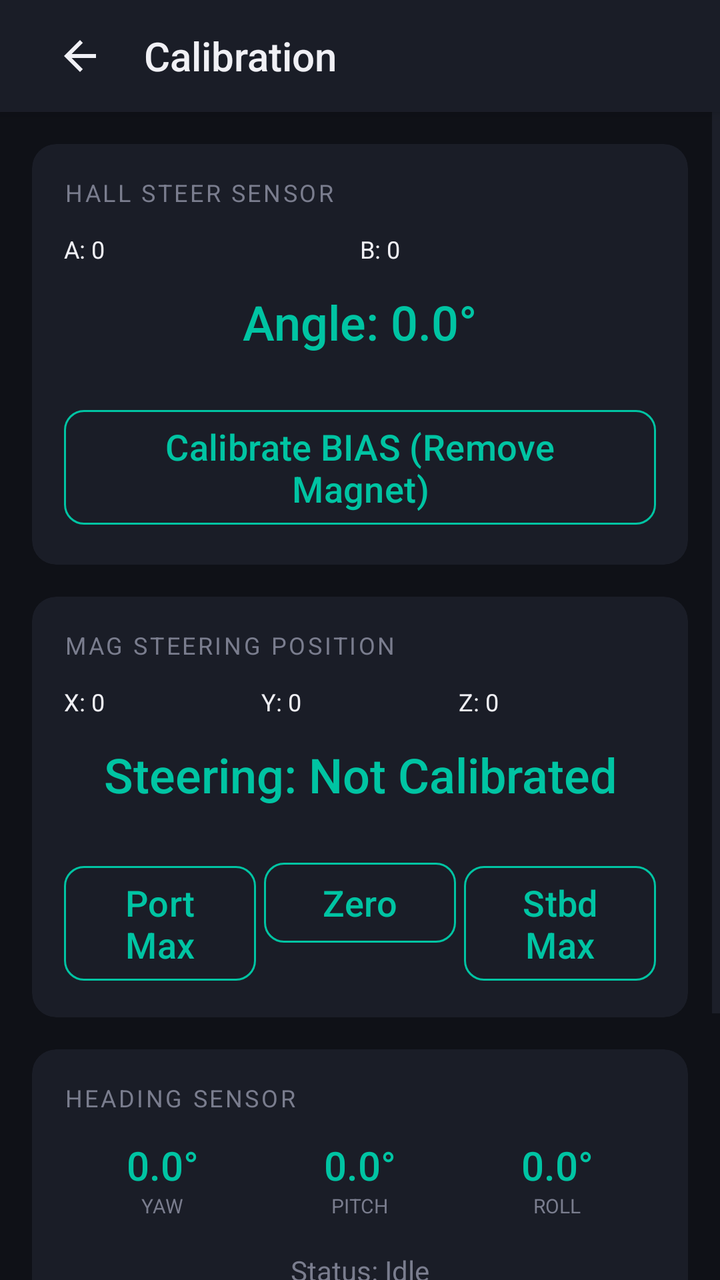
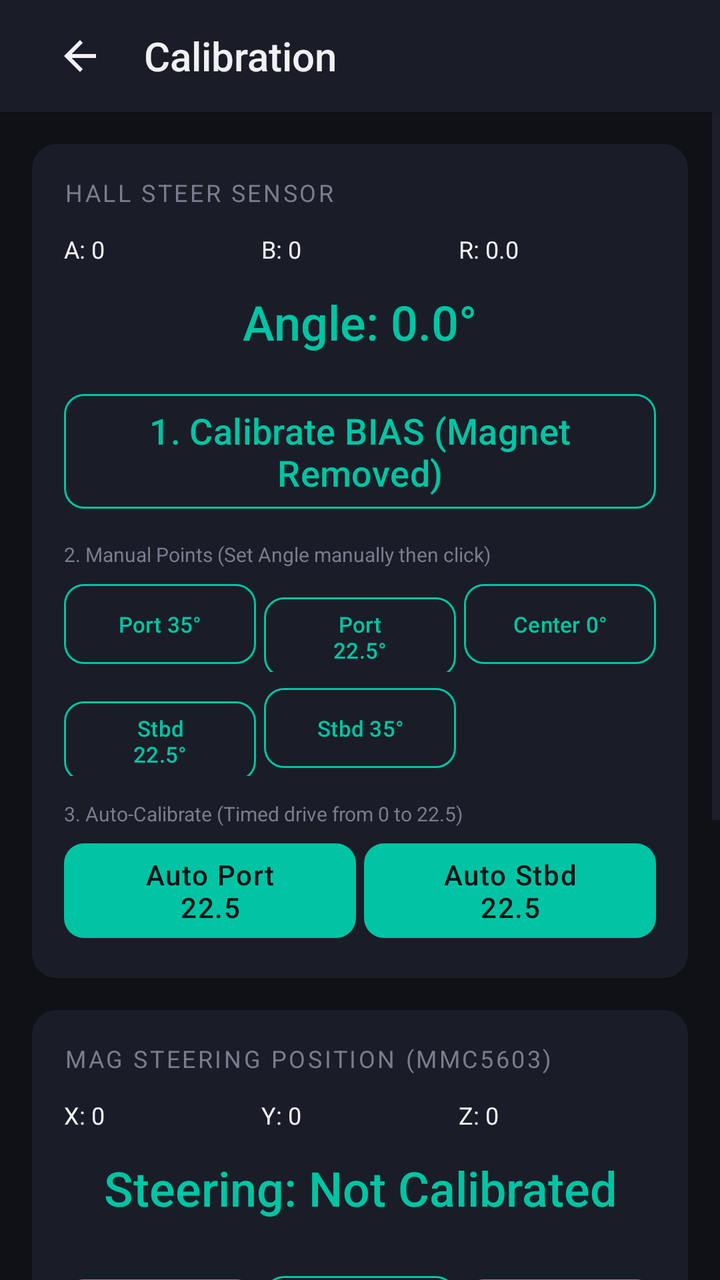

Before-and-after screenshots of an Android layout around one commit, followed by the original layout XML and the change that was made.
<!-- AndroidManifest.xml: application theme Theme.TorqeedoController -->
<!-- res/layout/activity_calibration.xml -->
<?xml version="1.0" encoding="utf-8"?>
<androidx.constraintlayout.widget.ConstraintLayout
    xmlns:android="http://schemas.android.com/apk/res/android"
    xmlns:app="http://schemas.android.com/apk/res-auto"
    android:layout_width="match_parent"
    android:layout_height="match_parent"
    android:background="@color/bg_primary">

    
    <LinearLayout
        android:id="@+id/topBar"
        android:layout_width="match_parent"
        android:layout_height="56dp"
        android:background="@color/bg_surface"
        android:gravity="center_vertical"
        android:orientation="horizontal"
        android:paddingHorizontal="16dp"
        android:elevation="4dp"
        app:layout_constraintTop_toTopOf="parent">

        <ImageButton
            android:id="@+id/btnBack"
            android:layout_width="48dp"
            android:layout_height="48dp"
            android:background="?attr/selectableItemBackgroundBorderless"
            android:src="@drawable/ic_back"
            app:tint="@color/text_primary" />

        <TextView
            android:layout_width="wrap_content"
            android:layout_height="wrap_content"
            android:layout_marginStart="8dp"
            android:text="Calibration"
            android:textColor="@color/text_primary"
            android:textSize="20sp"
            android:fontFamily="sans-serif-medium" />
    </LinearLayout>

    <ScrollView
        android:layout_width="match_parent"
        android:layout_height="0dp"
        app:layout_constraintTop_toBottomOf="@id/topBar"
        app:layout_constraintBottom_toBottomOf="parent">

        <LinearLayout
            android:layout_width="match_parent"
            android:layout_height="wrap_content"
            android:orientation="vertical"
            android:padding="16dp">

            
            <androidx.cardview.widget.CardView
                android:layout_width="match_parent"
                android:layout_height="wrap_content"
                android:layout_marginBottom="16dp"
                app:cardBackgroundColor="@color/bg_surface"
                app:cardCornerRadius="12dp"
                app:cardElevation="0dp">

                <LinearLayout
                    android:layout_width="match_parent"
                    android:layout_height="wrap_content"
                    android:orientation="vertical"
                    android:padding="16dp">

                    <TextView
                        android:layout_width="wrap_content"
                        android:layout_height="wrap_content"
                        android:text="HALL STEER SENSOR"
                        android:textColor="@color/text_secondary"
                        android:textSize="12sp"
                        android:letterSpacing="0.1"
                        android:layout_marginBottom="12dp" />

                    <LinearLayout
                        android:layout_width="match_parent"
                        android:layout_height="wrap_content"
                        android:orientation="horizontal"
                        android:layout_marginBottom="12dp">

                        <TextView android:id="@+id/tvHallA"
                            android:layout_width="0dp" android:layout_height="wrap_content"
                            android:layout_weight="1" android:text="A: 0"
                            android:textColor="@color/text_primary" android:textSize="12sp" />
                        <TextView android:id="@+id/tvHallB"
                            android:layout_width="0dp" android:layout_height="wrap_content"
                            android:layout_weight="1" android:text="B: 0"
                            android:textColor="@color/text_primary" android:textSize="12sp" />
                    </LinearLayout>

                    <TextView
                        android:id="@+id/tvHallAngle"
                        android:layout_width="match_parent"
                        android:layout_height="wrap_content"
                        android:text="Angle: 0.0°"
                        android:textColor="@color/accent_primary"
                        android:textSize="24sp"
                        android:gravity="center"
                        android:fontFamily="sans-serif-medium"
                        android:layout_marginBottom="24dp" />

                    <Button
                        android:id="@+id/btnCalibHallBias"
                        style="@style/Widget.TorqeedoController.Button.Secondary"
                        android:layout_width="match_parent"
                        android:layout_height="wrap_content"
                        android:text="Calibrate BIAS (Remove Magnet)" />
                </LinearLayout>
            </androidx.cardview.widget.CardView>

            
            <androidx.cardview.widget.CardView
                android:layout_width="match_parent"
                android:layout_height="wrap_content"
                android:layout_marginBottom="16dp"
                app:cardBackgroundColor="@color/bg_surface"
                app:cardCornerRadius="12dp"
                app:cardElevation="0dp">

                <LinearLayout
                    android:layout_width="match_parent"
                    android:layout_height="wrap_content"
                    android:orientation="vertical"
                    android:padding="16dp">

                    <TextView
                        android:layout_width="wrap_content"
                        android:layout_height="wrap_content"
                        android:text="MAG STEERING POSITION"
                        android:textColor="@color/text_secondary"
                        android:textSize="12sp"
                        android:letterSpacing="0.1"
                        android:layout_marginBottom="12dp" />

                    <LinearLayout
                        android:layout_width="match_parent"
                        android:layout_height="wrap_content"
                        android:orientation="horizontal"
                        android:layout_marginBottom="12dp">

                        <TextView android:id="@+id/tvMagX"
                            android:layout_width="0dp" android:layout_height="wrap_content"
                            android:layout_weight="1" android:text="X: 0"
                            android:textColor="@color/text_primary" android:textSize="12sp" />
                        <TextView android:id="@+id/tvMagY"
                            android:layout_width="0dp" android:layout_height="wrap_content"
                            android:layout_weight="1" android:text="Y: 0"
                            android:textColor="@color/text_primary" android:textSize="12sp" />
                        <TextView android:id="@+id/tvMagZ"
                            android:layout_width="0dp" android:layout_height="wrap_content"
                            android:layout_weight="1" android:text="Z: 0"
                            android:textColor="@color/text_primary" android:textSize="12sp" />
                    </LinearLayout>

                    <TextView
                        android:id="@+id/tvRudderPos"
                        android:layout_width="match_parent"
                        android:layout_height="wrap_content"
                        android:text="Steering: Not Calibrated"
                        android:textColor="@color/accent_primary"
                        android:textSize="24sp"
                        android:gravity="center"
                        android:fontFamily="sans-serif-medium"
                        android:layout_marginBottom="24dp" />

                    <LinearLayout
                        android:layout_width="match_parent"
                        android:layout_height="wrap_content"
                        android:orientation="horizontal">

                        <Button
                            android:id="@+id/btnCalibPort"
                            style="@style/Widget.TorqeedoController.Button.Secondary"
                            android:layout_width="0dp"
                            android:layout_height="wrap_content"
                            android:layout_weight="1"
                            android:text="Port Max"
                            android:layout_marginEnd="4dp" />

                        <Button
                            android:id="@+id/btnCalibZero"
                            style="@style/Widget.TorqeedoController.Button.Secondary"
                            android:layout_width="0dp"
                            android:layout_height="wrap_content"
                            android:layout_weight="1"
                            android:text="Zero"
                            android:layout_marginEnd="4dp" />

                        <Button
                            android:id="@+id/btnCalibStbd"
                            style="@style/Widget.TorqeedoController.Button.Secondary"
                            android:layout_width="0dp"
                            android:layout_height="wrap_content"
                            android:layout_weight="1"
                            android:text="Stbd Max" />
                    </LinearLayout>
                </LinearLayout>
            </androidx.cardview.widget.CardView>

            
            <androidx.cardview.widget.CardView
                android:layout_width="match_parent"
                android:layout_height="wrap_content"
                android:layout_marginBottom="16dp"
                app:cardBackgroundColor="@color/bg_surface"
                app:cardCornerRadius="12dp"
                app:cardElevation="0dp">

                <LinearLayout
                    android:layout_width="match_parent"
                    android:layout_height="wrap_content"
                    android:orientation="vertical"
                    android:padding="16dp">

                    <TextView
                        android:layout_width="wrap_content"
                        android:layout_height="wrap_content"
                        android:text="HEADING SENSOR"
                        android:textColor="@color/text_secondary"
                        android:textSize="12sp"
                        android:letterSpacing="0.1"
                        android:layout_marginBottom="12dp" />

                    <LinearLayout
                        android:layout_width="match_parent"
                        android:layout_height="wrap_content"
                        android:orientation="horizontal"
                        android:layout_marginBottom="16dp">

                        <LinearLayout android:layout_width="0dp" android:layout_height="wrap_content"
                            android:layout_weight="1" android:orientation="vertical" android:gravity="center">
                            <TextView android:id="@+id/tvYaw"
                                android:layout_width="wrap_content" android:layout_height="wrap_content"
                                android:text="0.0°" android:textColor="@color/accent_primary"
                                android:textSize="20sp" android:fontFamily="sans-serif-medium" />
                            <TextView android:layout_width="wrap_content" android:layout_height="wrap_content"
                                android:text="YAW" android:textColor="@color/text_secondary" android:textSize="10sp" />
                        </LinearLayout>

                        <LinearLayout android:layout_width="0dp" android:layout_height="wrap_content"
                            android:layout_weight="1" android:orientation="vertical" android:gravity="center">
                            <TextView android:id="@+id/tvPitch"
                                android:layout_width="wrap_content" android:layout_height="wrap_content"
                                android:text="0.0°" android:textColor="@color/accent_primary"
                                android:textSize="20sp" android:fontFamily="sans-serif-medium" />
                            <TextView android:layout_width="wrap_content" android:layout_height="wrap_content"
                                android:text="PITCH" android:textColor="@color/text_secondary" android:textSize="10sp" />
                        </LinearLayout>

                        <LinearLayout android:layout_width="0dp" android:layout_height="wrap_content"
                            android:layout_weight="1" android:orientation="vertical" android:gravity="center">
                            <TextView android:id="@+id/tvRoll"
                                android:layout_width="wrap_content" android:layout_height="wrap_content"
                                android:text="0.0°" android:textColor="@color/accent_primary"
                                android:textSize="20sp" android:fontFamily="sans-serif-medium" />
                            <TextView android:layout_width="wrap_content" android:layout_height="wrap_content"
                                android:text="ROLL" android:textColor="@color/text_secondary" android:textSize="10sp" />
                        </LinearLayout>
                    </LinearLayout>

                    <TextView
                        android:id="@+id/tvImuStatus"
                        android:layout_width="match_parent"
                        android:layout_height="wrap_content"
                        android:text="Status: Idle"
                        android:textColor="@color/text_secondary"
                        android:textSize="14sp"
                        android:gravity="center"
                        android:layout_marginBottom="16dp" />

                    <LinearLayout
                        android:layout_width="match_parent"
                        android:layout_height="wrap_content"
                        android:orientation="horizontal"
                        android:layout_marginBottom="8dp">

                        <Button
                            android:id="@+id/btnCalibGyro"
                            style="@style/Widget.TorqeedoController.Button.Secondary"
                            android:layout_width="0dp"
                            android:layout_height="wrap_content"
                            android:layout_weight="1"
                            android:text="Calib Gyro"
                            android:layout_marginEnd="4dp" />

                        <Button
                            android:id="@+id/btnCalibMag"
                            style="@style/Widget.TorqeedoController.Button.Secondary"
                            android:layout_width="0dp"
                            android:layout_height="wrap_content"
                            android:layout_weight="1"
                            android:text="Calib Mag" />
                    </LinearLayout>

                    <Button
                        android:id="@+id/btnSaveImu"
                        style="@style/Widget.TorqeedoController.Button.Primary"
                        android:layout_width="match_parent"
                        android:layout_height="wrap_content"
                        android:text="Save \u0026 Finish" />

                </LinearLayout>
            </androidx.cardview.widget.CardView>

        </LinearLayout>
    </ScrollView>

</androidx.constraintlayout.widget.ConstraintLayout>
<!-- resources referenced by this layout -->
<resources>
  <color name="accent_primary">#00C4A3</color>
  <color name="bg_primary">#0F1117</color>
  <color name="bg_surface">#1A1D27</color>
  <color name="text_primary">#F0F0F5</color>
  <color name="text_secondary">#7A7D8E</color>
  <!-- drawable ic_back (drawable) -->
  <vector xmlns:android="http://schemas.android.com/apk/res/android"
      android:width="24dp"
      android:height="24dp"
      android:viewportWidth="24"
      android:viewportHeight="24">
      <path
          android:fillColor="@android:color/white"
          android:pathData="M20,11H7.83l5.59,-5.59L12,4l-8,8 8,8 1.41,-1.41L7.83,13H20v-2z"/>
  </vector>
  <style name="Widget.TorqeedoController.Button.Primary" parent="Widget.Material3.Button">
          <item name="backgroundTint">@color/accent_primary</item>
          <item name="android:textColor">@color/bg_primary</item>
          <item name="android:textSize">14sp</item>
          <item name="android:letterSpacing">0.04</item>
          <item name="cornerRadius">10dp</item>
          <item name="android:stateListAnimator">@null</item>
      </style>
  <style name="Widget.TorqeedoController.Button.Secondary" parent="Widget.Material3.Button.OutlinedButton">
          <item name="strokeColor">@color/accent_primary</item>
          <item name="strokeWidth">1dp</item>
          <item name="android:textColor">@color/accent_primary</item>
          <item name="android:textSize">18dp</item>
          <item name="cornerRadius">10dp</item>
          <item name="android:stateListAnimator">@null</item>
      </style>
  <style name="Theme.TorqeedoController" parent="Theme.Material3.Dark.NoActionBar">
          
          <item name="colorPrimary">@color/accent_primary</item>
          <item name="colorOnPrimary">@color/bg_primary</item>
          <item name="colorPrimaryContainer">@color/accent_dark</item>
          <item name="colorOnPrimaryContainer">@color/text_primary</item>
  
          
          <item name="colorSurface">@color/bg_surface</item>
          <item name="colorOnSurface">@color/text_primary</item>
          <item name="colorSurfaceVariant">@color/bg_surface</item>
          <item name="colorOnSurfaceVariant">@color/text_secondary</item>
  
          
          <item name="android:colorBackground">@color/bg_primary</item>
          <item name="colorOnBackground">@color/text_primary</item>
  
          
          <item name="android:windowBackground">@color/bg_primary</item>
          <item name="android:statusBarColor">@color/bg_surface</item>
          <item name="android:navigationBarColor">@color/bg_primary</item>
          <item name="android:windowLightStatusBar">false</item>
          <item name="android:windowLightNavigationBar">false</item>
  
          
          <item name="colorControlActivated">@color/accent_primary</item>
          <item name="colorControlNormal">@color/border_subtle</item>
      </style>
  <color name="accent_dark">#00977E</color>
  <color name="border_subtle">#2A2D3A</color>
</resources>

<!-- the commit's change to res/layout/activity_calibration.xml (unified diff, before → after) -->
@@ -86,6 +86,10 @@
                             android:layout_width="0dp" android:layout_height="wrap_content"
                             android:layout_weight="1" android:text="B: 0"
                             android:textColor="@color/text_primary" android:textSize="12sp" />
+                        <TextView android:id="@+id/tvHallRatio"
+                            android:layout_width="0dp" android:layout_height="wrap_content"
+                            android:layout_weight="1" android:text="R: 0.0"
+                            android:textColor="@color/text_primary" android:textSize="12sp" />
                     </LinearLayout>
 
                     <TextView
@@ -97,14 +101,74 @@
                         android:textSize="24sp"
                         android:gravity="center"
                         android:fontFamily="sans-serif-medium"
-                        android:layout_marginBottom="24dp" />
+                        android:layout_marginBottom="16dp" />
 
                     <Button
                         android:id="@+id/btnCalibHallBias"
                         style="@style/Widget.TorqeedoController.Button.Secondary"
                         android:layout_width="match_parent"
                         android:layout_height="wrap_content"
-                        android:text="Calibrate BIAS (Remove Magnet)" />
+                        android:text="1. Calibrate BIAS (Magnet Removed)"
+                        android:layout_marginBottom="12dp"/>
+
+                    <TextView
+                        android:layout_width="wrap_content"
+                        android:layout_height="wrap_content"
+                        android:text="2. Manual Points (Set Angle manually then click)"
+                        android:textColor="@color/text_secondary"
+                        android:textSize="10sp"
+                        android:layout_marginBottom="4dp" />
+
+                    <LinearLayout
+                        android:layout_width="match_parent"
+                        android:layout_height="wrap_content"
+                        android:orientation="horizontal"
+                        android:layout_marginBottom="4dp">
+                        <Button android:id="@+id/btnSetPort35" style="@style/Widget.TorqeedoController.Button.Secondary"
+                            android:layout_width="0dp" android:layout_height="wrap_content" android:layout_weight="1"
+                            android:text="Port 35°" android:textSize="11sp" android:layout_marginEnd="4dp"/>
+                        <Button android:id="@+id/btnSetPort22" style="@style/Widget.TorqeedoController.Button.Secondary"
+                            android:layout_width="0dp" android:layout_height="wrap_content" android:layout_weight="1"
+                            android:text="Port 22.5°" android:textSize="11sp" android:layout_marginEnd="4dp"/>
+                        <Button android:id="@+id/btnSetCenter" style="@style/Widget.TorqeedoController.Button.Secondary"
+                            android:layout_width="0dp" android:layout_height="wrap_content" android:layout_weight="1"
+                            android:text="Center 0°" android:textSize="11sp" />
+                    </LinearLayout>
+
+                    <LinearLayout
+                        android:layout_width="match_parent"
+                        android:layout_height="wrap_content"
+                        android:orientation="horizontal"
+                        android:layout_marginBottom="12dp">
+                        <Button android:id="@+id/btnSetStbd22" style="@style/Widget.TorqeedoController.Button.Secondary"
+                            android:layout_width="0dp" android:layout_height="wrap_content" android:layout_weight="1"
+                            android:text="Stbd 22.5°" android:textSize="11sp" android:layout_marginEnd="4dp"/>
+                        <Button android:id="@+id/btnSetStbd35" style="@style/Widget.TorqeedoController.Button.Secondary"
+                            android:layout_width="0dp" android:layout_height="wrap_content" android:layout_weight="1"
+                            android:text="Stbd 35°" android:textSize="11sp" android:layout_marginEnd="4dp"/>
+                        <View android:layout_width="0dp" android:layout_height="0dp" android:layout_weight="1" />
+                    </LinearLayout>
+
+                    <TextView
+                        android:layout_width="wrap_content"
+                        android:layout_height="wrap_content"
+                        android:text="3. Auto-Calibrate (Timed drive from 0 to 22.5)"
+                        android:textColor="@color/text_secondary"
+                        android:textSize="10sp"
+                        android:layout_marginBottom="4dp" />
+
+                    <LinearLayout
+                        android:layout_width="match_parent"
+                        android:layout_height="wrap_content"
+                        android:orientation="horizontal">
+                        <Button android:id="@+id/btnAutoCalibPort" style="@style/Widget.TorqeedoController.Button.Primary"
+                            android:layout_width="0dp" android:layout_height="wrap_content" android:layout_weight="1"
+                            android:text="Auto Port 22.5" android:layout_marginEnd="4dp"/>
+                        <Button android:id="@+id/btnAutoCalibStbd" style="@style/Widget.TorqeedoController.Button.Primary"
+                            android:layout_width="0dp" android:layout_height="wrap_content" android:layout_weight="1"
+                            android:text="Auto Stbd 22.5" />
+                    </LinearLayout>
+
                 </LinearLayout>
             </androidx.cardview.widget.CardView>
 
@@ -126,7 +190,7 @@
                     <TextView
                         android:layout_width="wrap_content"
                         android:layout_height="wrap_content"
-                        android:text="MAG STEERING POSITION"
+                        android:text="MAG STEERING POSITION (MMC5603)"
                         android:textColor="@color/text_secondary"
                         android:textSize="12sp"
                         android:letterSpacing="0.1"
@@ -277,8 +341,7 @@
                         <Button
                             android:id="@+id/btnCalibGyro"
                             style="@style/Widget.TorqeedoController.Button.Secondary"
-                            android:layout_width="0dp"
-                            android:layout_height="wrap_content"
+                            android:layout_width="0dp" android:layout_height="wrap_content"
                             android:layout_weight="1"
                             android:text="Calib Gyro"
                             android:layout_marginEnd="4dp" />
@@ -286,8 +349,7 @@
                         <Button
                             android:id="@+id/btnCalibMag"
                             style="@style/Widget.TorqeedoController.Button.Secondary"
-                            android:layout_width="0dp"
-                            android:layout_height="wrap_content"
+                            android:layout_width="0dp" android:layout_height="wrap_content"
                             android:layout_weight="1"
                             android:text="Calib Mag" />
                     </LinearLayout>
